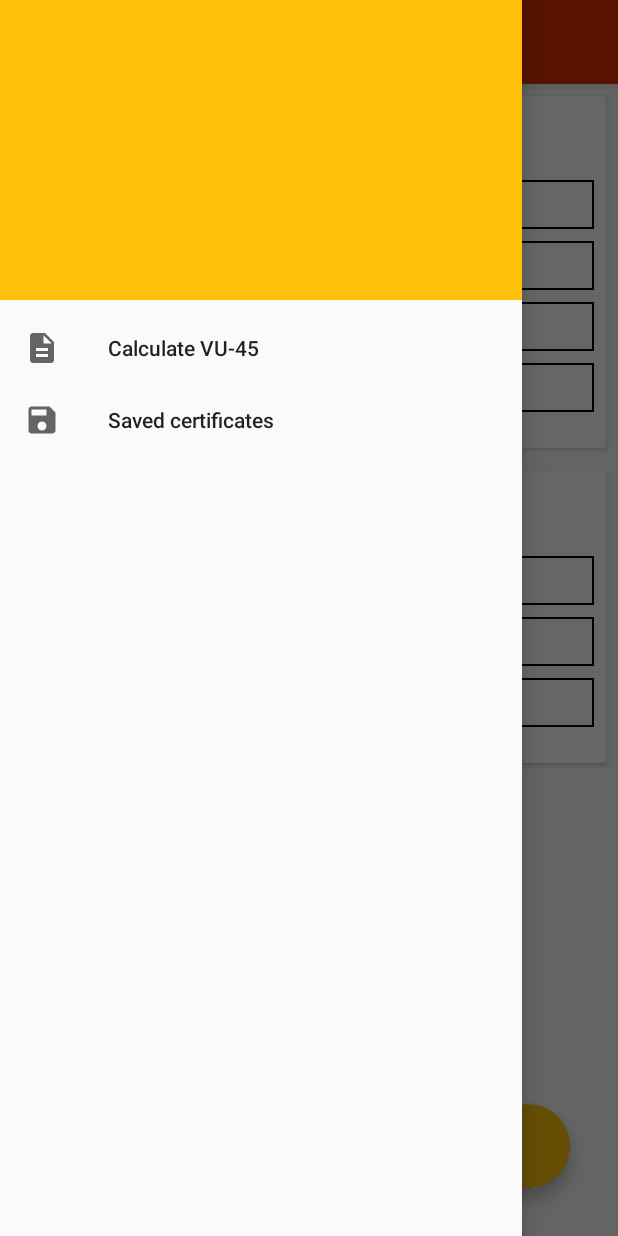
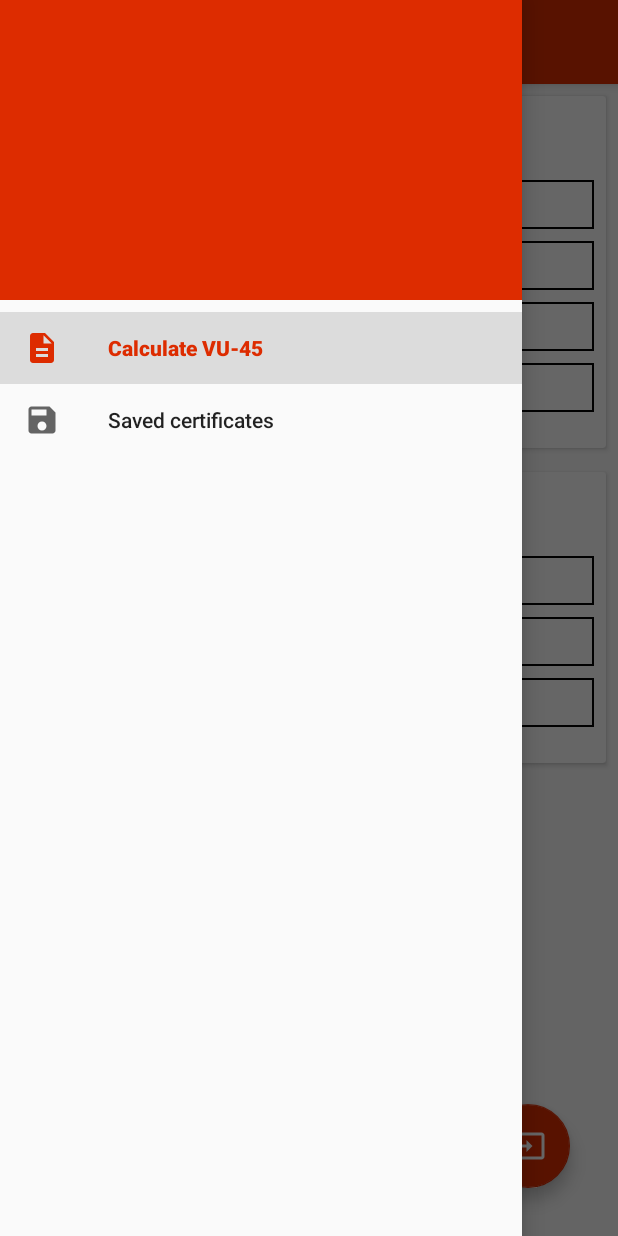
Before and after one commit to vizhev/certificate-vu-45, an Android app: the screen it shows after launch (MainActivity), with the side drawer open, on a phone screen of 412 x 824 dp. Run offline under Robolectric (Android 15) with nearby library versions, the phone set to English and light mode, and no system bars; our stand-ins replace Dagger/Hilt's generated code; 2 statements that could not run were skipped.

Commit message:
implement fragment navigation

```diff
--- a/app/src/main/java/org/vizhev/certificate/vu/fortyfive/di/components/ActivityComponent.kt
+++ b/app/src/main/java/org/vizhev/certificate/vu/fortyfive/di/components/ActivityComponent.kt
@@ -3,6 +3,8 @@ package org.vizhev.certificate.vu.fortyfive.di.components
 import dagger.Component
 import org.vizhev.certificate.vu.fortyfive.di.ActivityScope
 import org.vizhev.certificate.vu.fortyfive.di.modules.ActivityModule
+import org.vizhev.certificate.vu.fortyfive.ui.calculation.CalculationMvpPresenter
+import org.vizhev.certificate.vu.fortyfive.ui.calculation.CalculationMvpView
 import org.vizhev.certificate.vu.fortyfive.ui.main.MainMvpPresenter
 import org.vizhev.certificate.vu.fortyfive.ui.main.MainMvpView
 
@@ -11,4 +13,6 @@ import org.vizhev.certificate.vu.fortyfive.ui.main.MainMvpView
 interface ActivityComponent {
 
     fun getMainPresenter(): MainMvpPresenter<MainMvpView>
+
+    fun getCalculationPresenter(): CalculationMvpPresenter<CalculationMvpView>
 }
--- a/app/src/main/java/org/vizhev/certificate/vu/fortyfive/di/modules/ActivityModule.kt
+++ b/app/src/main/java/org/vizhev/certificate/vu/fortyfive/di/modules/ActivityModule.kt
@@ -3,6 +3,9 @@ package org.vizhev.certificate.vu.fortyfive.di.modules
 import dagger.Module
 import dagger.Provides
 import org.vizhev.certificate.vu.fortyfive.di.ActivityScope
+import org.vizhev.certificate.vu.fortyfive.ui.calculation.CalculationMvpPresenter
+import org.vizhev.certificate.vu.fortyfive.ui.calculation.CalculationMvpView
+import org.vizhev.certificate.vu.fortyfive.ui.calculation.CalculationPresenter
 import org.vizhev.certificate.vu.fortyfive.ui.main.MainMvpPresenter
 import org.vizhev.certificate.vu.fortyfive.ui.main.MainMvpView
 import org.vizhev.certificate.vu.fortyfive.ui.main.MainPresenter
@@ -13,7 +16,12 @@ class ActivityModule {
     @Provides
     @ActivityScope
     fun provideMainPresenter() : MainMvpPresenter<MainMvpView> {
-        val mainPresenter: MainMvpPresenter<MainMvpView> = MainPresenter()
-        return mainPresenter
+        return MainPresenter()
+    }
+
+    @Provides
+    @ActivityScope
+    fun provideCalculationPresenter(): CalculationMvpPresenter<CalculationMvpView> {
+        return CalculationPresenter()
     }
 }
--- a/app/src/main/java/org/vizhev/certificate/vu/fortyfive/ui/calculation/CalculationFragment.kt
+++ b/app/src/main/java/org/vizhev/certificate/vu/fortyfive/ui/calculation/CalculationFragment.kt
@@ -13,13 +13,20 @@ import org.vizhev.certificate.vu.fortyfive.ui.base.BaseFragment
 
 class CalculationFragment : BaseFragment() {
 
+    private lateinit var mPresenter: CalculationMvpPresenter<CalculationMvpView>
+
     companion object {
-        const val TAG: String = "MainFragment"
+        const val TAG: String = "CalculationFragment"
         var isResultViewOpen: Boolean = false
     }
 
     override fun onCreateView(inflater: LayoutInflater, container: ViewGroup?, savedInstanceState: Bundle?): View? {
         return inflater.inflate(R.layout.fragment_calculation, container, false)
+    }
+
+    override fun onActivityCreated(savedInstanceState: Bundle?) {
+        super.onActivityCreated(savedInstanceState)
+        mPresenter = getActivityComponent().getCalculationPresenter()
     }
 
     override fun onStart() {
--- a/app/src/main/java/org/vizhev/certificate/vu/fortyfive/ui/main/MainActivity.kt
+++ b/app/src/main/java/org/vizhev/certificate/vu/fortyfive/ui/main/MainActivity.kt
@@ -2,12 +2,14 @@ package org.vizhev.certificate.vu.fortyfive.ui.main
 
 import android.os.Bundle
 import android.support.design.widget.NavigationView
+import android.support.v4.app.FragmentTransaction
 import android.support.v4.view.GravityCompat
 import android.view.MenuItem
 import android.view.WindowManager
 import kotlinx.android.synthetic.main.activity_main.*
 import org.vizhev.certificate.vu.fortyfive.R
 import org.vizhev.certificate.vu.fortyfive.ui.base.BaseActivity
+import org.vizhev.certificate.vu.fortyfive.ui.base.BaseFragment
 import org.vizhev.certificate.vu.fortyfive.ui.calculation.CalculationFragment
 import org.vizhev.certificate.vu.fortyfive.ui.savedcertificates.SavedCertificatesFragment
 
@@ -34,11 +36,13 @@ class MainActivity : BaseActivity(), MainMvpView {
         }
 
         if (savedInstanceState == null) {
-            supportFragmentManager
-                    .beginTransaction()
-                    .add(R.id.frame_layout_root, CalculationFragment(), CalculationFragment.TAG)
-                    .commit()
+            mPresenter.onStartFragmentTransaction(CalculationFragment.TAG, MainPresenter.ADD_FRAGMENT)
         }
+    }
+
+    override fun onResume() {
+        super.onResume()
+        selectDrawerItemAndSetTitle(mPresenter.getCurrentFragmentTag())
     }
 
     override fun onDestroy() {
@@ -47,11 +51,17 @@ class MainActivity : BaseActivity(), MainMvpView {
     }
 
     override fun onBackPressed() {
-        val isResultViewOpen = supportFragmentManager.fragments[0] is CalculationFragment &&
-                CalculationFragment.isResultViewOpen
         when {
-            isResultViewOpen -> (supportFragmentManager.fragments[0] as CalculationFragment).onBackPressed()
-            drawer.isDrawerOpen(GravityCompat.START) -> drawer.closeDrawer(GravityCompat.START)
+            isResultViewOpen() -> {
+                (supportFragmentManager.fragments[0] as CalculationFragment).onBackPressed()
+            }
+            isDrawerOpen() -> {
+                closeDrawer()
+            }
+            isHaveFragmentToBackStack() -> {
+                val currentFragmentTag: String? = supportFragmentManager.fragments[0].tag
+                mPresenter.onStartFragmentTransaction(currentFragmentTag!!, MainPresenter.REMOVE_FRAGMENT)
+            }
             else -> super.onBackPressed()
         }
     }
@@ -59,7 +69,7 @@ class MainActivity : BaseActivity(), MainMvpView {
     override fun onOptionsItemSelected(item: MenuItem?): Boolean {
         return when (item?.itemId) {
             android.R.id.home -> {
-                drawer.openDrawer(GravityCompat.START)
+                openDrawer()
                 true
             }
             else -> super.onOptionsItemSelected(item)
@@ -70,17 +80,13 @@ class MainActivity : BaseActivity(), MainMvpView {
         return NavigationView.OnNavigationItemSelectedListener {
             when (it.itemId) {
                 R.id.drawer_item_calculator -> {
-                    supportFragmentManager
-                            .beginTransaction()
-                            .replace(R.id.frame_layout_root, CalculationFragment(), CalculationFragment.TAG)
-                            .commit()
+                    mPresenter.onStartFragmentTransaction(CalculationFragment.TAG, MainPresenter.REPLACE_FRAGMENT)
+                    closeDrawer()
                     true
                 }
                 R.id.drawer_item_saved_certificates -> {
-                    supportFragmentManager
-                            .beginTransaction()
-                            .replace(R.id.frame_layout_root, SavedCertificatesFragment(), SavedCertificatesFragment.TAG)
-                            .commit()
+                    mPresenter.onStartFragmentTransaction(SavedCertificatesFragment.TAG, MainPresenter.REPLACE_FRAGMENT)
+                    closeDrawer()
                     true
                 }
                 else -> false
@@ -88,7 +94,56 @@ class MainActivity : BaseActivity(), MainMvpView {
         }
     }
 
-    override fun startFragmentTransaction() {
+    override fun startFragmentTransaction(fragmentTag: String, action: String) {
+        val fragment: BaseFragment = when (fragmentTag) {
+            SavedCertificatesFragment.TAG -> SavedCertificatesFragment()
+            else -> CalculationFragment()
+        }
+        val fragmentTransaction: FragmentTransaction = supportFragmentManager.beginTransaction()
+        when (action) {
+            MainPresenter.ADD_FRAGMENT -> {
+                fragmentTransaction.add(R.id.frame_layout_root, fragment, fragmentTag)
+            }
+            MainPresenter.REPLACE_FRAGMENT -> {
+                val currentFragmentTag = supportFragmentManager.fragments[0].tag
+                val isCurrentFragment = fragmentTag == currentFragmentTag
+                if (isCurrentFragment) {
+                    return
+                }
+                fragmentTransaction.replace(R.id.frame_layout_root, fragment, fragmentTag)
+                fragmentTransaction.setTransition(FragmentTransaction.TRANSIT_FRAGMENT_OPEN)
+            }
+            MainPresenter.REMOVE_FRAGMENT -> {
+                fragmentTransaction.replace(R.id.frame_layout_root, fragment, fragmentTag)
+                fragmentTransaction.setTransition(FragmentTransaction.TRANSIT_FRAGMENT_CLOSE)
+            }
+        }
+        fragmentTransaction.commit()
+        selectDrawerItemAndSetTitle(fragmentTag)
+    }
 
+    private fun selectDrawerItemAndSetTitle(fragmentTag: String) {
+        when(fragmentTag) {
+            CalculationFragment.TAG -> {
+                navigation_view.setCheckedItem(R.id.drawer_item_calculator)
+                toolbar.setTitle(R.string.calculation_fragment_title)
+            }
+            SavedCertificatesFragment.TAG -> {
+                navigation_view.setCheckedItem(R.id.drawer_item_saved_certificates)
+                toolbar.setTitle(R.string.saved_certificates_fragment_title)
+            }
+        }
     }
+
+    private fun isResultViewOpen(): Boolean = supportFragmentManager.fragments[0] is CalculationFragment &&
+            CalculationFragment.isResultViewOpen
+
+    private fun isHaveFragmentToBackStack(): Boolean = mPresenter.getBackStackCount() > 1
+
+    private fun isDrawerOpen(): Boolean = drawer.isDrawerOpen(GravityCompat.START)
+
+    private fun openDrawer() = drawer.openDrawer(GravityCompat.START)
+
+    private fun closeDrawer() = drawer.closeDrawer(GravityCompat.START)
+
 }
--- a/app/src/main/java/org/vizhev/certificate/vu/fortyfive/ui/main/MainMvpPresenter.kt
+++ b/app/src/main/java/org/vizhev/certificate/vu/fortyfive/ui/main/MainMvpPresenter.kt
@@ -4,5 +4,9 @@ import org.vizhev.certificate.vu.fortyfive.ui.base.MvpPresenter
 
 interface MainMvpPresenter<V : MainMvpView> : MvpPresenter<V> {
 
+    fun onStartFragmentTransaction(fragmentTag: String, action: String)
 
+    fun getCurrentFragmentTag(): String
+
+    fun getBackStackCount(): Int
 }
--- a/app/src/main/java/org/vizhev/certificate/vu/fortyfive/ui/main/MainMvpView.kt
+++ b/app/src/main/java/org/vizhev/certificate/vu/fortyfive/ui/main/MainMvpView.kt
@@ -4,6 +4,6 @@ import org.vizhev.certificate.vu.fortyfive.ui.base.MvpView
 
 interface MainMvpView : MvpView {
 
-    fun startFragmentTransaction()
+    fun startFragmentTransaction(fragmentTag: String, action: String)
 
 }
--- a/app/src/main/java/org/vizhev/certificate/vu/fortyfive/ui/main/MainPresenter.kt
+++ b/app/src/main/java/org/vizhev/certificate/vu/fortyfive/ui/main/MainPresenter.kt
@@ -4,5 +4,33 @@ import org.vizhev.certificate.vu.fortyfive.ui.base.BasePresenter
 
 class MainPresenter<V : MainMvpView> : BasePresenter<V>(), MainMvpPresenter<V> {
 
+    companion object {
+        const val ADD_FRAGMENT = "Add Fragment"
+        const val REPLACE_FRAGMENT = "Replace Fragment"
+        const val REMOVE_FRAGMENT = "Remove Fragment"
+    }
 
+    private lateinit var mCurrentFragmentTag: String
+    private val mBackStackSet: MutableSet<String> = mutableSetOf()
+
+    override fun onStartFragmentTransaction(fragmentTag: String, action: String) {
+        mCurrentFragmentTag = when(action) {
+            REMOVE_FRAGMENT -> {
+                mBackStackSet.remove(fragmentTag)
+                mBackStackSet.last()
+            }
+            else -> {
+                if (mBackStackSet.contains(fragmentTag)) {
+                    mBackStackSet.remove(fragmentTag)
+                }
+                mBackStackSet.add(fragmentTag)
+                fragmentTag
+            }
+        }
+        getView()!!.startFragmentTransaction(mCurrentFragmentTag, action)
+    }
+
+    override fun getCurrentFragmentTag(): String = mCurrentFragmentTag
+
+    override fun getBackStackCount(): Int = mBackStackSet.size
 }
--- /dev/null
+++ b/app/src/main/res/drawable-anydpi/ic_btn_input.xml
@@ -0,0 +1,10 @@
+<vector xmlns:android="http://schemas.android.com/apk/res/android"
+    android:width="24dp"
+    android:height="24dp"
+    android:viewportWidth="24"
+    android:viewportHeight="24"
+    android:tint="#FFFFFF">
+    <path
+        android:fillColor="#FF000000"
+        android:pathData="M21,3.01H3c-1.1,0 -2,0.9 -2,2V9h2V4.99h18v14.03H3V15H1v4.01c0,1.1 0.9,1.98 2,1.98h18c1.1,0 2,-0.88 2,-1.98v-14c0,-1.11 -0.9,-2 -2,-2zM11,16l4,-4 -4,-4v3H1v2h10v3z"/>
+</vector>
--- a/app/src/main/res/layout/fragment_calculation.xml
+++ b/app/src/main/res/layout/fragment_calculation.xml
@@ -38,6 +38,7 @@
         android:layout_marginEnd="32dp"
         android:layout_marginRight="32dp"
         android:layout_marginBottom="32dp"
+        android:src="@drawable/ic_btn_input"
         app:layout_constraintBottom_toBottomOf="parent"
         app:layout_constraintEnd_toEndOf="parent" />
 
--- a/app/src/main/res/values/colors.xml
+++ b/app/src/main/res/values/colors.xml
@@ -2,6 +2,6 @@
 <resources>
     <color name="colorPrimary">#dd2c00</color>
     <color name="colorPrimaryDark">#b71c1c</color>
-    <color name="colorAccent">#FFC107</color>
+    <color name="colorAccent">#dd2c00</color>
     <color name="colorBackgroundEditText">#DAE1E7</color>
 </resources>
```
Also changed, not shown: app/src/main/res/drawable-hdpi/ic_btn_input.png (added), app/src/main/res/drawable-mdpi/ic_btn_input.png (added), app/src/main/res/drawable-xhdpi/ic_btn_input.png (added), app/src/main/res/drawable-xxhdpi/ic_btn_input.png (added).
